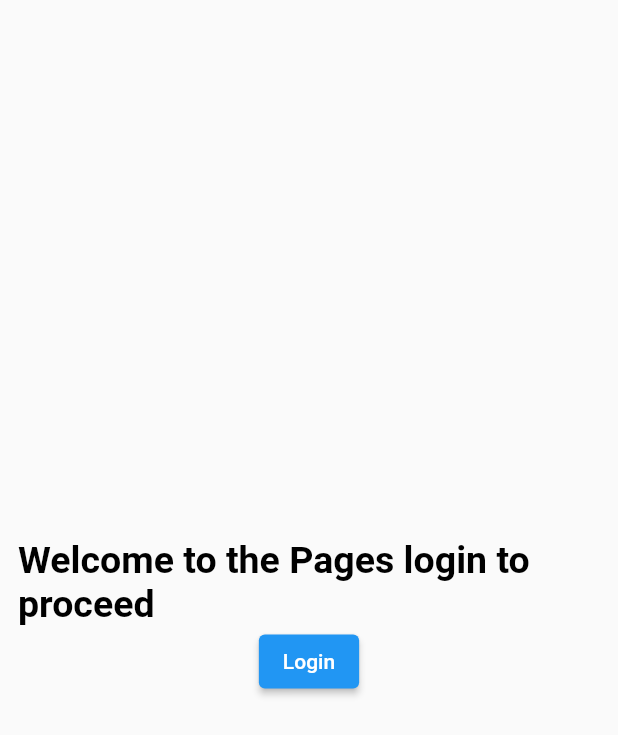
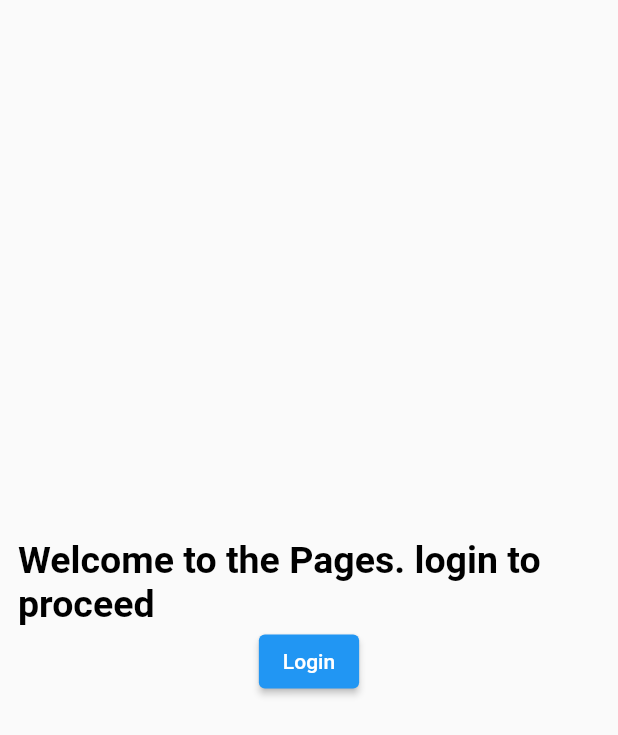
Before and after one commit to vikilinho/go_pages, a Flutter app: the screen it shows after launch, on a phone screen of 412 x 824 dp. Shown: the top 735 px of the screen. Run offline on Flutter 3.47's test engine with Material 2 defaults, Android fonts, the light colour scheme and no system bars; our stand-ins replace go_router.

Commit message:
full implimentaiton initialised

```diff
--- a/gopages/lib/pages/splash_page.dart
+++ b/gopages/lib/pages/splash_page.dart
@@ -22,7 +22,7 @@ class _SplashState extends State<Splash> {
           // ignore: prefer_const_literals_to_create_immutables
           children: [
             const Text(
-              "Welcome to the Pages login to proceed",
+              "Welcome to the Pages. login to proceed",
               style: TextStyle(
                   color: Colors.black,
                   fontSize: 25.0,
```
